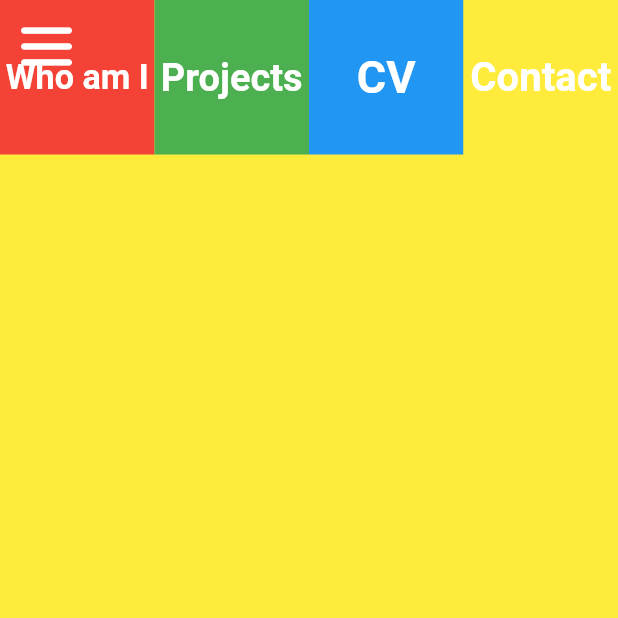
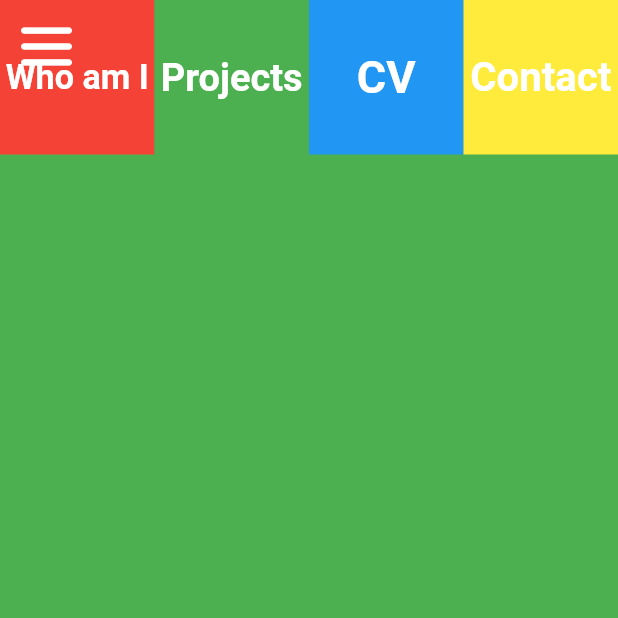
Before and after one commit to hbock-42/portfolio, a Flutter app: the screen it shows after launch, on a phone screen of 412 x 824 dp, the top half of it. Run offline on Flutter 3.47's test engine with Material 2 defaults, Android fonts, the phone set to English and light mode, and no system bars; our stand-ins replace flutter_hooks.

Commit message:
animated page - start

```diff
--- /dev/null
+++ b/portfolio_app/lib/presentation/views/core/widgets/animated_page.dart
@@ -0,0 +1,192 @@
+import 'package:flutter/material.dart';
+import 'package:portfolio_app/presentation/views/core/widgets/translation.dart';
+
+import 'screen_sized_box.dart';
+
+class AnimatedPage extends StatefulWidget {
+  static const Duration inDuration = Duration(milliseconds: 600);
+  static const Duration outDuration = Duration(milliseconds: 400);
+
+  final ScreenSizedBox child;
+  final Axis axis;
+  final Size screenSize;
+  final double itemSize;
+  final int itemId;
+
+  const AnimatedPage({
+    Key key,
+    @required this.child,
+    @required this.screenSize,
+    @required this.itemSize,
+    @required this.itemId,
+    this.axis = Axis.horizontal,
+  }) : super(key: key);
+
+  @override
+  _AnimatedPageState createState() => _AnimatedPageState();
+}
+
+class _AnimatedPageState extends State<AnimatedPage>
+    with SingleTickerProviderStateMixin {
+  final Duration _duration = AnimatedPage.inDuration + AnimatedPage.outDuration;
+
+  AnimationController _controller;
+  double _halfAnimation;
+
+  // offset
+  Offset _startOffset;
+  final Offset _endOffset = Offset.zero;
+  Animation<Offset> _offset;
+  Tween<double> _offsetInterval = Tween<double>(begin: 0.0, end: 0.5);
+
+  // size
+  Size _startSize;
+  Size _endSize;
+  Animation<Size> _size;
+  Tween<double> _sizeInterval = Tween<double>(begin: 0.5, end: 1.0);
+
+  // position
+  Offset _startPosition;
+  final Offset _endPosition = Offset.zero;
+  Animation<Offset> _position;
+  Tween<double> _positionInterval = Tween<double>(begin: 0.5, end: 1.0);
+
+  @override
+  void initState() {
+    _initializeValues();
+
+    print(_offsetInterval);
+    print(_sizeInterval);
+    print(_startSize);
+    print(_endSize);
+
+    _controller = AnimationController(vsync: this, duration: _duration);
+
+    _initializeOffsetAnimation();
+    _initializeSizeAnimation();
+    _initializePositionAnimation();
+    _initializePositionAnimation();
+
+    _controller.animateTo(_halfAnimation);
+    super.initState();
+  }
+
+  @override
+  void dispose() {
+    _controller.dispose();
+    super.dispose();
+  }
+
+  void _initializeValues() {
+    _halfAnimation =
+        AnimatedPage.inDuration.inMilliseconds / _duration.inMilliseconds;
+    print(_halfAnimation);
+    _initializeOffsetValues();
+    _initializeSizeValues();
+    _initializePositionValues();
+  }
+
+  //#region offset initialization
+
+  void _initializeOffsetValues() {
+    _startOffset = Offset(
+        widget.axis == Axis.vertical ? -widget.screenSize.width : 0,
+        widget.axis == Axis.horizontal ? -widget.screenSize.height : 0);
+
+    _offsetInterval = Tween<double>(
+      begin: _offsetInterval.begin * _halfAnimation,
+      end: _offsetInterval.end * _halfAnimation,
+    );
+  }
+
+  void _initializeOffsetAnimation() {
+    _offset = Tween<Offset>(begin: _startOffset, end: _endOffset).animate(
+      CurvedAnimation(
+        parent: _controller,
+        curve: Interval(
+          _offsetInterval.begin,
+          _offsetInterval.end,
+          curve: Curves.linear,
+        ),
+      ),
+    );
+  }
+
+  //#endregion
+
+  //#region size initialization
+
+  void _initializeSizeValues() {
+    _startSize = Size(
+      widget.axis == Axis.horizontal
+          ? widget.itemSize
+          : widget.screenSize.width,
+      widget.axis == Axis.vertical ? widget.itemSize : widget.screenSize.height,
+    );
+    _endSize = widget.screenSize;
+
+    _sizeInterval = Tween<double>(
+      begin: _sizeInterval.begin * _halfAnimation,
+      end: _sizeInterval.end * _halfAnimation,
+    );
+  }
+
+  void _initializeSizeAnimation() {
+    _size = Tween<Size>(begin: _startSize, end: _endSize).animate(
+      CurvedAnimation(
+        parent: _controller,
+        curve: Interval(
+          _sizeInterval.begin,
+          _sizeInterval.end,
+          curve: Curves.linear,
+        ),
+      ),
+    );
+  }
+
+  //#endregion
+
+  //#region position initialization
+
+  void _initializePositionValues() {
+    _startPosition = Offset(
+      widget.axis == Axis.horizontal ? widget.itemId * widget.itemSize : 0,
+      widget.axis == Axis.vertical ? widget.itemId * widget.itemSize : 0,
+    );
+
+    _positionInterval = Tween<double>(
+      begin: _positionInterval.begin * _halfAnimation,
+      end: _positionInterval.end * _halfAnimation,
+    );
+  }
+
+  void _initializePositionAnimation() {
+    _position = Tween<Offset>(begin: _startPosition, end: _endPosition).animate(
+      CurvedAnimation(
+        parent: _controller,
+        curve: Interval(
+          _positionInterval.begin,
+          _positionInterval.end,
+          curve: Curves.linear,
+        ),
+      ),
+    );
+  }
+
+  //#endregion
+
+  @override
+  Widget build(BuildContext context) {
+    return AnimatedBuilder(
+        animation: _controller,
+        builder: (BuildContext context, _) {
+          return Positioned(
+            width: _size.value.width,
+            height: _size.value.height,
+            left: _position.value.dx,
+            top: _position.value.dy,
+            child: Translation(offset: _offset.value, child: widget.child),
+          );
+        });
+  }
+}
--- a/portfolio_app/lib/presentation/views/home/home.dart
+++ b/portfolio_app/lib/presentation/views/home/home.dart
@@ -3,8 +3,10 @@ import 'package:flutter_hooks/flutter_hooks.dart';
 
 import '../../../resources/resources.dart';
 import '../../theme/app_theme.dart';
+import '../core/widgets/animated_page.dart';
 import '../core/widgets/fitted_text.dart';
 import '../core/widgets/screen_sized_box.dart';
+import '../menu_bar/helpers/menu_item_size.dart';
 import '../menu_bar/menu_bar.dart';
 import '../menu_bar/menu_item.dart';
 
@@ -13,21 +15,10 @@ class Home extends HookWidget {
   Widget build(BuildContext context) {
     Size screenSize = MediaQuery.of(context).size;
     bool isPortrait = screenSize.width < screenSize.height;
+    Axis axis = isPortrait ? Axis.horizontal : Axis.vertical;
     ValueNotifier<bool> hideMenu = useState(false);
-    return Stack(
-      children: <Widget>[
-        Stack(
-          children: <Widget>[
-            ScreenSizedBox(child: Container(color: Colors.red)),
-            ScreenSizedBox(child: Container(color: Colors.green)),
-            ScreenSizedBox(child: Container(color: Colors.blue)),
-            ScreenSizedBox(child: Container(color: Colors.yellow)),
-          ],
-        ),
-        Menu(
-          axis: isPortrait ? Axis.horizontal : Axis.vertical,
-          hidden: hideMenu.value,
-          menuItems: <MenuItem>[
+
+    List<MenuItem> menuItems = <MenuItem>[
       MenuItem(
         color: Colors.red,
         child: FittedText(
@@ -56,7 +47,40 @@ class Home extends HookWidget {
           style: AppTheme.themeData.textTheme.headline1,
         ),
       ),
+    ];
+
+    double itemSize = menuItemSize(axis, screenSize, menuItems.length);
+
+    return Stack(
+      children: <Widget>[
+        Stack(
+          children: <Widget>[
+            AnimatedPage(
+              axis: axis,
+              screenSize: screenSize,
+              itemSize: itemSize,
+              itemId: 0,
+              child: ScreenSizedBox(
+                child: Container(color: Colors.red),
+              ),
+            ),
+            AnimatedPage(
+              axis: axis,
+              screenSize: screenSize,
+              itemSize: itemSize,
+              itemId: 1,
+              child: ScreenSizedBox(
+                child: Container(color: Colors.green),
+              ),
+            ),
+            // ScreenSizedBox(child: Container(color: Colors.blue)),
+            // ScreenSizedBox(child: Container(color: Colors.yellow)),
           ],
+        ),
+        Menu(
+          axis: axis,
+          hidden: hideMenu.value,
+          menuItems: menuItems,
         ),
         Positioned(
           width: 50,
--- /dev/null
+++ b/portfolio_app/lib/presentation/views/menu_bar/helpers/menu_item_size.dart
@@ -0,0 +1,7 @@
+import 'package:flutter/material.dart';
+
+double menuItemSize(Axis axis, Size screenSize, int itemCount) {
+  return axis == Axis.horizontal
+      ? screenSize.width / itemCount
+      : screenSize.height / itemCount;
+}
--- a/portfolio_app/lib/presentation/views/menu_bar/menu_bar.dart
+++ b/portfolio_app/lib/presentation/views/menu_bar/menu_bar.dart
@@ -2,10 +2,10 @@ import 'package:flutter/gestures.dart';
 import 'package:flutter/material.dart';
 
 import '../core/widgets/animated_translation.dart';
+import 'helpers/menu_item_size.dart';
 import 'menu_item.dart';
 
 class Menu extends StatefulWidget {
-  static const double hideRatio = 3 / 5;
   final List<MenuItem> menuItems;
   final Axis axis;
   final bool hidden;
@@ -57,9 +57,11 @@ class _MenuState extends State<Menu> {
 
   List<Widget> _getMenuItems(BoxConstraints constraints) {
     List<Widget> positionedItems = <Widget>[];
-    double size = widget.axis == Axis.horizontal
-        ? constraints.maxWidth / widget.menuItems.length
-        : constraints.maxHeight / widget.menuItems.length;
+    double size = menuItemSize(
+        widget.axis,
+        Size(constraints.maxWidth, constraints.maxHeight),
+        widget.menuItems.length);
+
     double width = size;
     double height = size;
     int itemCount = widget.menuItems.length;
```
Lines whose indentation alone changed are shown as unchanged.
